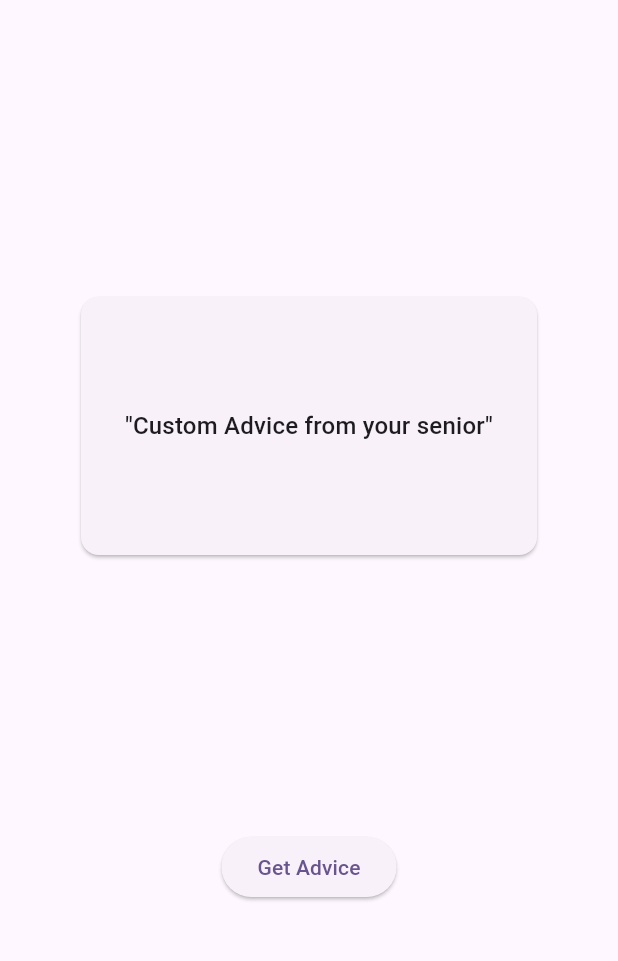
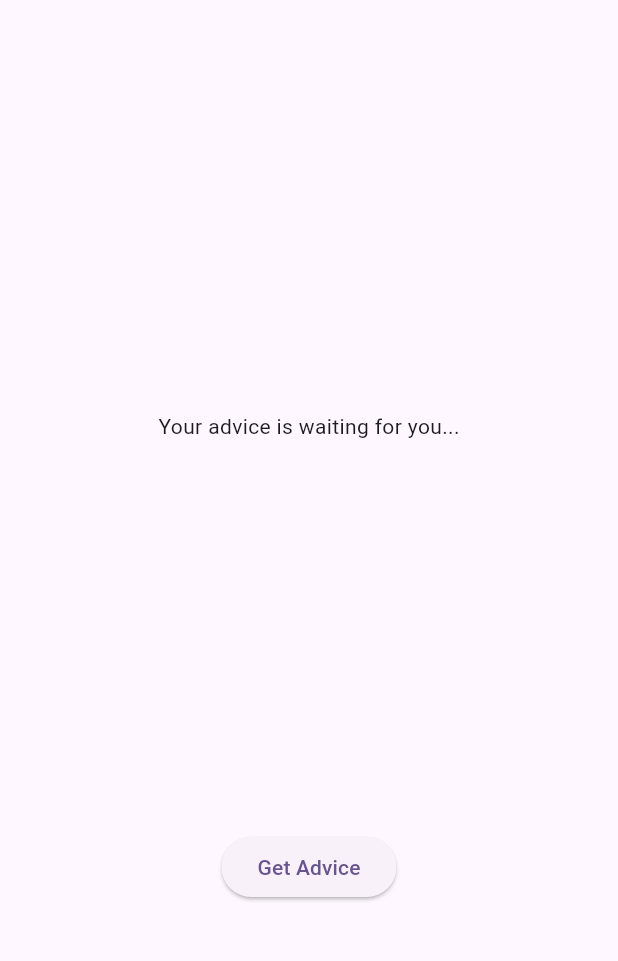
Before and after one commit to BanidAzin/Adviser, a Flutter app: the screen it shows after launch, on a phone screen of 412 x 824 dp, the part 63-1024 px from its top. Run offline on Flutter 3.47's test engine with Material 2 defaults, Android fonts, the phone set to English and light mode, and no system bars; our stand-ins replace bloc, equatable, flutter_bloc.

Commit message:
integrate bloc with app advice ui

```diff
--- a/lib/features/advice/presentation/bloc/advice_bloc.dart
+++ b/lib/features/advice/presentation/bloc/advice_bloc.dart
@@ -6,8 +6,16 @@ part 'advice_state.dart';
 
 class AdviceBloc extends Bloc<AdviceEvent, AdviceState> {
   AdviceBloc() : super(AdviceInitial()) {
-    on<AdviceEvent>((event, emit) {
-      // TODO: implement event handler
-    });
+    on<RequestAdviceEvent>(_onRequestAdviceEvent);
+  }
+
+  Future<void> _onRequestAdviceEvent(
+      RequestAdviceEvent event, Emitter<AdviceState> emit) async {
+    emit(AdviceLoading());
+    await Future.delayed(
+      const Duration(seconds: 5),
+    );
+    emit(const AdviceLoaded(advice: 'Some test advices'));
+    // TODO: emit(const AdviceError(message: 'Something went wrong'));
   }
 }
--- a/lib/features/advice/presentation/bloc/advice_event.dart
+++ b/lib/features/advice/presentation/bloc/advice_event.dart
@@ -6,3 +6,5 @@ abstract class AdviceEvent extends Equatable {
   @override
   List<Object> get props => [];
 }
+
+class RequestAdviceEvent extends AdviceEvent {}
--- a/lib/features/advice/presentation/bloc/advice_state.dart
+++ b/lib/features/advice/presentation/bloc/advice_state.dart
@@ -6,4 +6,25 @@ abstract class AdviceState extends Equatable {
   @override
   List<Object> get props => [];
 }
+
 class AdviceInitial extends AdviceState {}
+
+class AdviceLoading extends AdviceState {}
+
+class AdviceLoaded extends AdviceState {
+  final String advice;
+
+  const AdviceLoaded({required this.advice});
+
+  @override
+  List<Object> get props => [advice];
+}
+
+class AdviceError extends AdviceState {
+  final String message;
+
+  const AdviceError({required this.message});
+
+  @override
+  List<Object> get props => [message];
+}
--- a/lib/features/advice/presentation/pages/advice_page.dart
+++ b/lib/features/advice/presentation/pages/advice_page.dart
@@ -1,6 +1,19 @@
 import 'package:advicer/core/core.dart';
 import 'package:advicer/features/advice/advice.dart';
 import 'package:flutter/material.dart';
+import 'package:flutter_bloc/flutter_bloc.dart';
+
+class AdvicePageProvider extends StatelessWidget {
+  const AdvicePageProvider({super.key});
+
+  @override
+  Widget build(BuildContext context) {
+    return BlocProvider(
+      create: (context) => AdviceBloc(),
+      child: const AdvicePage(),
+    );
+  }
+}
 
 class AdvicePage extends StatelessWidget {
   const AdvicePage({super.key});
@@ -19,17 +32,33 @@ class AdvicePage extends StatelessWidget {
             crossAxisAlignment: CrossAxisAlignment.center,
             children: [
               const Spacer(),
-              const Expanded(
-                child: AdviceFiled(advice: 'Custom Advice from your senior'),
-                // child: ErrorField(error: 'This a custom error to core'),
-                // child: Center(
-                //   child: CircularProgressIndicator.adaptive(),
-                // ),
-                // Text('Your advice is waiting for you...'),
+              Expanded(
+                child: BlocBuilder<AdviceBloc, AdviceState>(
+                  builder: (context, state) {
+                    if (state is AdviceInitial) {
+                      return const Center(
+                        child: Text('Your advice is waiting for you...'),
+                      );
+                    } else if (state is AdviceLoading) {
+                      return const Center(
+                        child: CircularProgressIndicator.adaptive(),
+                      );
+                    } else if (state is AdviceLoaded) {
+                      return AdviceFiled(
+                        advice: state.advice,
+                      );
+                    } else if (state is AdviceError) {
+                      return ErrorField(error: state.message);
+                    } else {
+                      return const SizedBox();
+                    }
+                  },
+                ),
               ),
               const Spacer(),
               ElevatedButton(
-                onPressed: () {},
+                onPressed: () => BlocProvider.of<AdviceBloc>(context)
+                    .add(RequestAdviceEvent()),
                 child: const Text('Get Advice'),
               ),
               const Spacer(),
--- a/lib/features/advice/presentation/presentation.dart
+++ b/lib/features/advice/presentation/presentation.dart
@@ -1,2 +1,3 @@
 export './pages/pages.dart';
 export './widgets/widgets.dart';
+export './bloc/advice_bloc.dart';
--- a/lib/main.dart
+++ b/lib/main.dart
@@ -19,7 +19,7 @@ class MyApp extends StatelessWidget {
         useMaterial3: true,
       ),
       themeMode: ThemeMode.system,
-      home: const AdvicePage(),
+      home: const AdvicePageProvider(),
     );
   }
 }
```
